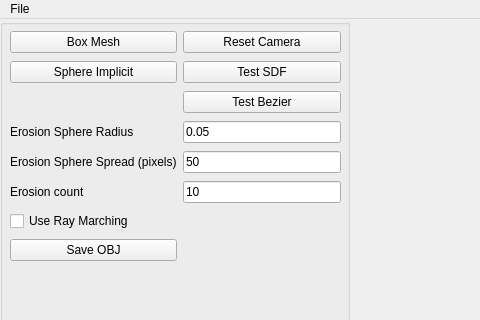
TomClabault/M2_modelisation, file AppTinyMesh/Source/interface.ui: the form before one commit; both pictures show x 0 to 480 and y 0 to 320 of the 1200 by 1000 pixel window.
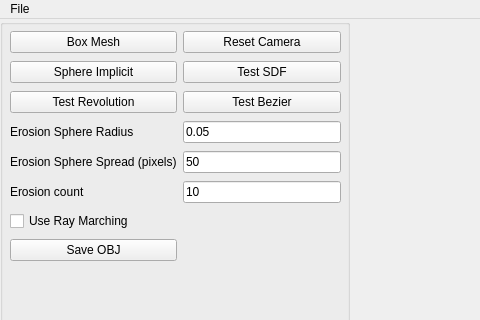
The form after the commit.

Commit message: Revolution surface

Patch:
```diff
--- a/AppTinyMesh/Source/interface.ui
+++ b/AppTinyMesh/Source/interface.ui
@@ -200,6 +200,13 @@
           </property>
          </widget>
         </item>
+        <item row="2" column="0">
+         <widget class="QPushButton" name="testRevolutionButton">
+          <property name="text">
+           <string>Test Revolution</string>
+          </property>
+         </widget>
+        </item>
        </layout>
       </widget>
      </widget>
```
The commit also changes 8 other files.
